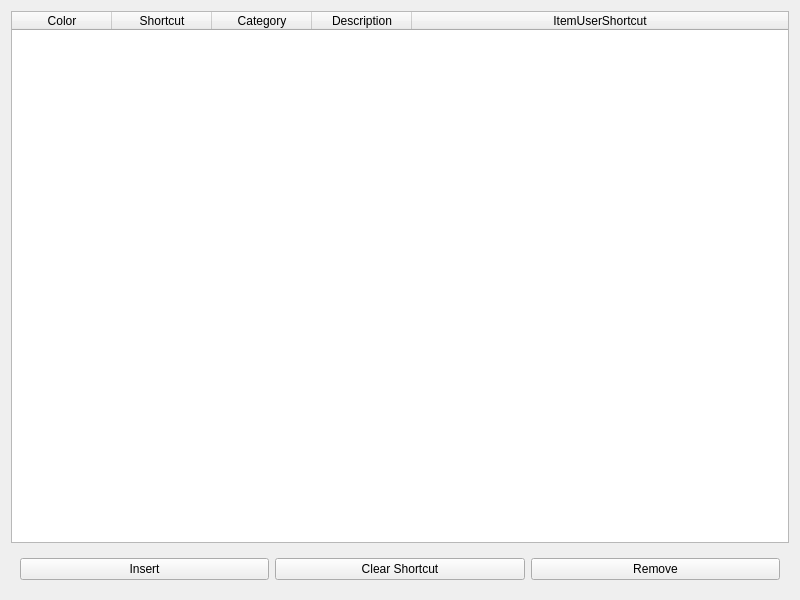
Old version of the form src/SCE/EventsWidget/eventswidget.ui in the repository RiverChriss/openshot-qt-SCE.
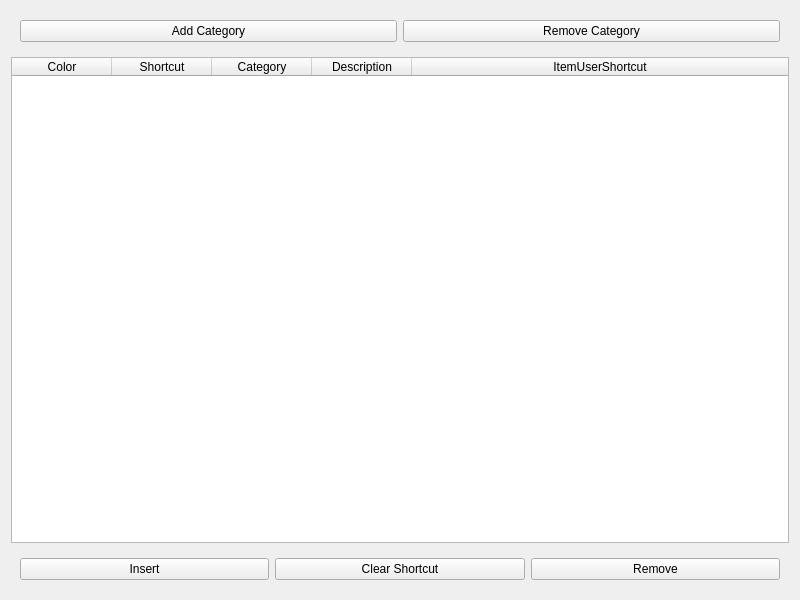
New version of the form.

Commit message:
Implementation add/remove category
- add btn in UI
- make a default list of category
- make btn remove only clickable when needed
- be sure that import works
- add QMessage for btn Category

Patch:
```diff
--- a/src/SCE/EventsWidget/eventswidget.ui
+++ b/src/SCE/EventsWidget/eventswidget.ui
@@ -17,7 +17,7 @@
    <string notr="true"/>
   </property>
   <layout class="QGridLayout" name="gridLayout">
-   <item row="0" column="0">
+   <item row="1" column="0">
     <widget class="QTableWidget" name="tableWidget">
      <property name="minimumSize">
       <size>
@@ -85,7 +85,7 @@
      </column>
     </widget>
    </item>
-   <item row="1" column="0">
+   <item row="2" column="0">
     <widget class="QFrame" name="frame_Footer">
      <property name="frameShape">
       <enum>QFrame::NoFrame</enum>
@@ -118,6 +118,32 @@
      </layout>
     </widget>
    </item>
+   <item row="0" column="0">
+    <widget class="QFrame" name="frame_Header">
+     <property name="frameShape">
+      <enum>QFrame::NoFrame</enum>
+     </property>
+     <property name="frameShadow">
+      <enum>QFrame::Raised</enum>
+     </property>
+     <layout class="QHBoxLayout" name="horizontalLayout_2">
+      <item>
+       <widget class="QPushButton" name="btn_AddCategory">
+        <property name="text">
+         <string>Add Category</string>
+        </property>
+       </widget>
+      </item>
+      <item>
+       <widget class="QPushButton" name="btn_RemoveCategory">
+        <property name="text">
+         <string>Remove Category</string>
+        </property>
+       </widget>
+      </item>
+     </layout>
+    </widget>
+   </item>
   </layout>
  </widget>
  <resources/>
```
The commit also changes 4 other files.
